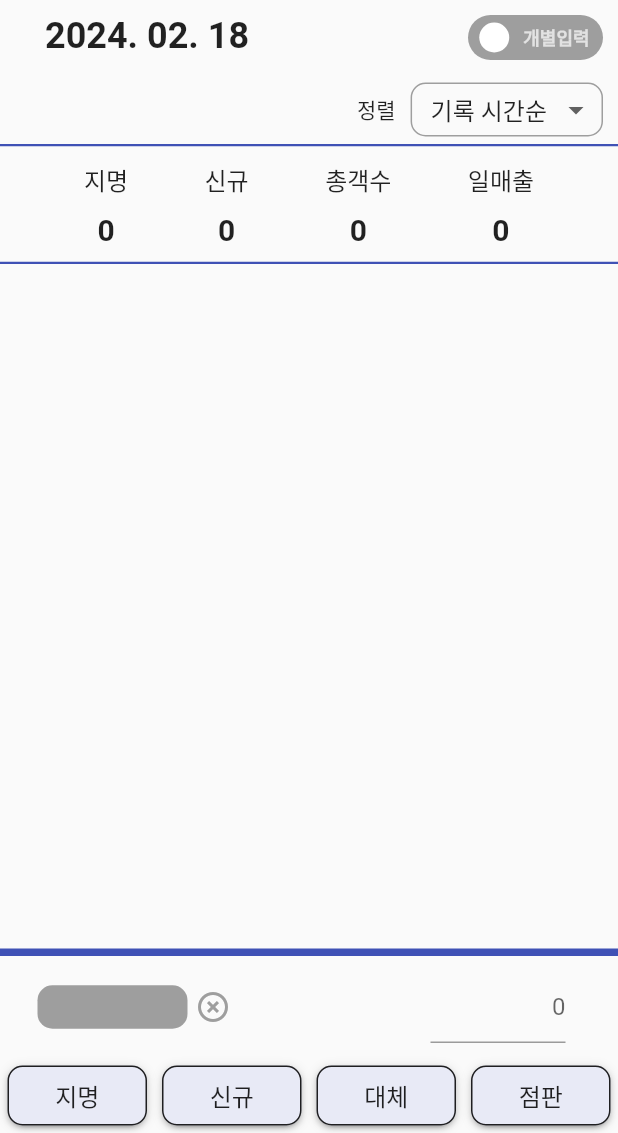
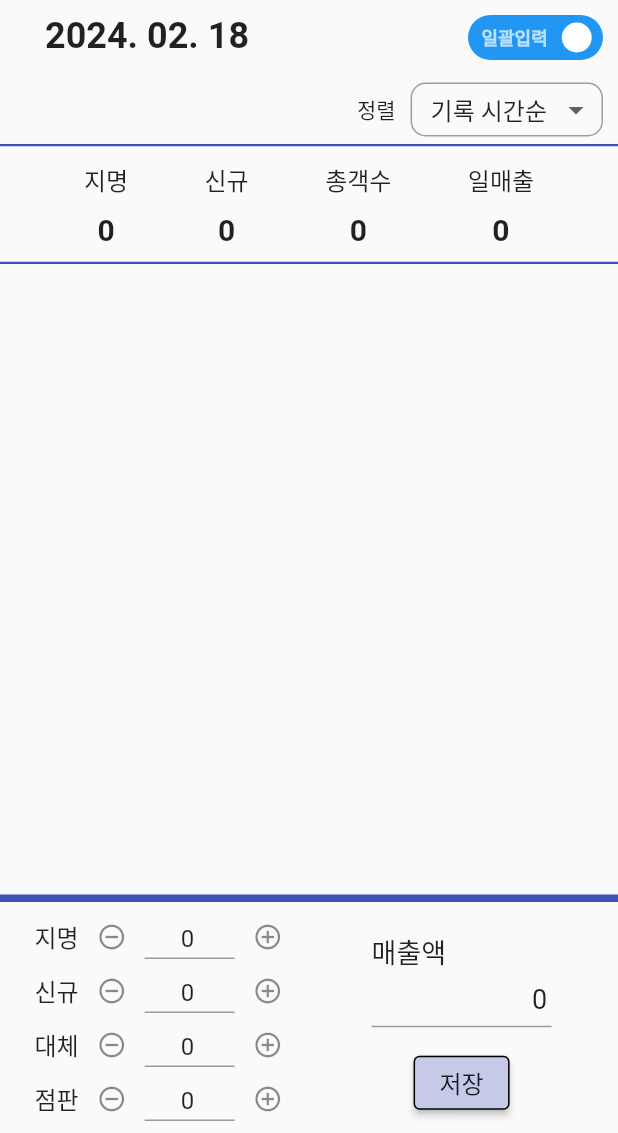
Before and after one commit to kanggo1111/hair_designer_sales_manage, a Flutter app: the screen it shows after launch, after a tap on the "add circle" icon, on a phone screen of 412 x 824 dp, the part 103-1236 px from its top. Run offline on Flutter 3.47's test engine with Material 3 defaults, Android fonts, the phone set to English and light mode, and no system bars; drawn by our look-alikes of flutter_switch; our stand-ins replace auto_size_text, currency_text_input_formatter, flutter_spinkit, fluttertoast; missing offline and left inert: back_button_interceptor.

Commit message:
modify add data #2
Details:
modify add data #2

TODO:
make statistics menu
i

```diff
--- /dev/null
+++ b/lib/items/add_batch_data.dart
@@ -0,0 +1,237 @@
+import 'package:currency_text_input_formatter/currency_text_input_formatter.dart';
+import 'package:flutter/material.dart';
+import 'package:flutter/services.dart';
+
+List<int> count = [0, 0, 0, 0];
+int priceOfDay = 0;
+
+class AddBatchData extends StatefulWidget {
+  const AddBatchData(this.now, this.refreshDataList, {super.key});
+
+  final DateTime now;
+  final Function refreshDataList;
+
+  @override
+  State<AddBatchData> createState() => _AddBatchDataState();
+}
+
+class _AddBatchDataState extends State<AddBatchData> {
+  bool tryValidation() {
+    return true;
+  }
+
+  @override
+  Widget build(BuildContext context) {
+    return Column(
+      children: [
+        Row(
+          mainAxisAlignment: MainAxisAlignment.spaceBetween,
+          children: [
+            Padding(
+              padding: const EdgeInsets.symmetric(vertical: 5, horizontal: 20),
+              child: Column(
+                children: [
+                  ItemBatchCount('지명', 0),
+                  ItemBatchCount('신규', 1),
+                  ItemBatchCount('대체', 2),
+                  ItemBatchCount('점판', 3),
+                ],
+              ),
+            ),
+            Column(
+              children: [
+                PriceTextField(),
+                ElevatedButton(
+                  onPressed: () {
+                    if(tryValidation()){
+                      // 데이터 저장
+                      widget.refreshDataList();
+                    }
+                  },
+                  child: Text(
+                    '저장',
+                    style: TextStyle(fontSize: 16),
+                  ),
+                  style: ElevatedButton.styleFrom(
+                      backgroundColor: Colors.indigo[100],
+                      foregroundColor: Colors.black87,
+                      side: BorderSide(width: 1)),
+                ),
+              ],
+            ),
+            SizedBox(
+              width: 20,
+            )
+          ],
+        ),
+        SizedBox(
+          height: MediaQuery
+              .of(context)
+              .viewInsets
+              .bottom,
+        )
+      ],
+    );
+  }
+}
+
+class ItemBatchCount extends StatefulWidget {
+  const ItemBatchCount(this.typeName, this.typeIndex, {super.key});
+
+  final String typeName;
+  final int typeIndex;
+
+  @override
+  State<ItemBatchCount> createState() => _ItemBatchCountState();
+}
+
+class _ItemBatchCountState extends State<ItemBatchCount> {
+  TextEditingController textEditingController = TextEditingController();
+
+  @override
+  void initState() {
+    // TODO: implement initState
+    super.initState();
+    textEditingController.value = TextEditingValue(text: '0');
+  }
+
+  void setCount(int cnt) {
+    count[widget.typeIndex] = cnt;
+    textEditingController.value =
+        TextEditingValue(text: count[widget.typeIndex].toString());
+  }
+
+  void increaseCount(String str) {
+    if (count[widget.typeIndex] < 99) {
+      setCount(int.parse(str) + 1);
+    }
+  }
+
+  void decreaseCount(String str) {
+    if (count[widget.typeIndex] > 0) {
+      setCount(int.parse(str) - 1);
+    }
+  }
+
+  @override
+  Widget build(BuildContext context) {
+    return Padding(
+      padding: const EdgeInsets.all(3.0),
+      child: Row(
+        children: [
+          Text(
+            widget.typeName,
+            style: TextStyle(fontSize: 16),
+          ),
+          Container(
+            child: IconButton(
+                padding: EdgeInsets.fromLTRB(10, 0, 10, 0),
+                constraints: BoxConstraints(),
+                color: Colors.black45,
+                onPressed: () {
+                  decreaseCount(textEditingController.value.text);
+                },
+                icon: Icon(
+                  Icons.remove_circle_outline,
+                  size: 20,
+                )),
+          ),
+          Container(
+              width: 60,
+              height: 30,
+              child: TextField(
+                controller: textEditingController,
+                keyboardType: TextInputType.number,
+                onTap: () {
+                  textEditingController.value = TextEditingValue(text: '0');
+                },
+                inputFormatters: [
+                  FilteringTextInputFormatter(RegExp('^[0-9]{1,2}\$'),
+                      allow: true),
+                ],
+                decoration: InputDecoration(isDense: true),
+                textAlign: TextAlign.center,
+                textAlignVertical: TextAlignVertical.center,
+                onChanged: (value) {
+                  if (textEditingController.value.text == '')
+                    textEditingController.value = TextEditingValue(text: '0');
+                  setCount(int.parse(textEditingController.value.text));
+                },
+              )),
+          IconButton(
+              padding: EdgeInsets.fromLTRB(10, 0, 10, 0),
+              constraints: BoxConstraints(),
+              color: Colors.black45,
+              onPressed: () {
+                increaseCount(textEditingController.value.text);
+              },
+              icon: Icon(Icons.add_circle_outline, size: 20)),
+        ],
+      ),
+    );
+  }
+}
+
+class PriceTextField extends StatefulWidget {
+  const PriceTextField({super.key});
+
+  @override
+  State<PriceTextField> createState() => _PriceTextFieldState();
+}
+
+class _PriceTextFieldState extends State<PriceTextField> {
+  TextEditingController textEditingController = TextEditingController();
+
+  void initState() {
+    // TODO: implement initState
+    super.initState();
+    textEditingController.value = TextEditingValue(text: '0');
+  }
+
+  @override
+  Widget build(BuildContext context) {
+    return Padding(
+      padding: const EdgeInsets.all(10),
+      child: Column(
+        crossAxisAlignment: CrossAxisAlignment.start,
+        children: [
+          Text(
+            '매출액',
+            style: TextStyle(fontSize: 18),
+          ),
+          Container(
+            height: 40,
+            width: 120,
+            child: TextField(
+              controller: textEditingController,
+              keyboardType: TextInputType.number,
+              onTap: () {
+                textEditingController.value = TextEditingValue(text: '0');
+              },
+              inputFormatters: [
+                FilteringTextInputFormatter(RegExp('[0-9,]'), allow: true),
+                CurrencyTextInputFormatter(
+                    locale: 'ko-KR', decimalDigits: 0, symbol: '')
+              ],
+              decoration: InputDecoration(isDense: true),
+              style: TextStyle(fontSize: 18),
+              textAlign: TextAlign.end,
+              textAlignVertical: TextAlignVertical.center,
+              onChanged: (value) {
+                if (textEditingController.value.text.length < 4) {
+                  textEditingController.value = TextEditingValue(
+                      text: textEditingController.value.text + ',000');
+                }
+                textEditingController.selection = TextSelection.fromPosition(
+                    TextPosition(
+                        offset: textEditingController.value.text.length - 4));
+                priceOfDay = int.parse(
+                    textEditingController.value.text.replaceAll(',', ''));
+              },
+            ),
+          ),
+        ],
+      ),
+    );
+  }
+}
--- a/lib/items/add_data_row.dart
+++ b/lib/items/add_data_row.dart
@@ -62,11 +62,6 @@ class _AddDataState extends State<AddData> {
   Widget build(BuildContext context) {
     return Column(
       children: [
-        Divider(
-          height: 0,
-          thickness: 5,
-          color: Colors.indigo,
-        ),
         Row(
           crossAxisAlignment: CrossAxisAlignment.center,
           mainAxisAlignment: MainAxisAlignment.spaceBetween,
--- a/lib/screens/item_one_day.dart
+++ b/lib/screens/item_one_day.dart
@@ -1,4 +1,5 @@
 import 'package:flutter/material.dart';
+import 'package:hair_designer_sales_manage/items/add_batch_data.dart';
 import 'package:hair_designer_sales_manage/items/add_data_row.dart';
 import 'package:hair_designer_sales_manage/items/data_list.dart';
 import 'package:hair_designer_sales_manage/items/my_db.dart';
@@ -18,7 +19,7 @@ class ItemOneDay extends StatefulWidget {
 
 class _ItemOneDayState extends State<ItemOneDay> {
   static String dropdownValue = '기록 시간순';
-  bool batchInputMode = false;
+  bool batchInputMode = true;
 
   void initState() {
     super.initState();
@@ -228,7 +229,13 @@ class _ItemOneDayState extends State<ItemOneDay> {
             ),
           ),
           DataList(widget.now, refreshDataList),
-          AddData(widget.now, refreshDataList),
+          Divider(
+            height: 0,
+            thickness: 5,
+            color: Colors.indigo,
+          ),
+          if (batchInputMode == false) AddData(widget.now, refreshDataList),
+          if (batchInputMode == true) AddBatchData(widget.now, refreshDataList),
         ],
       ),
     );
```
Also changed, not shown: 1 other file.
